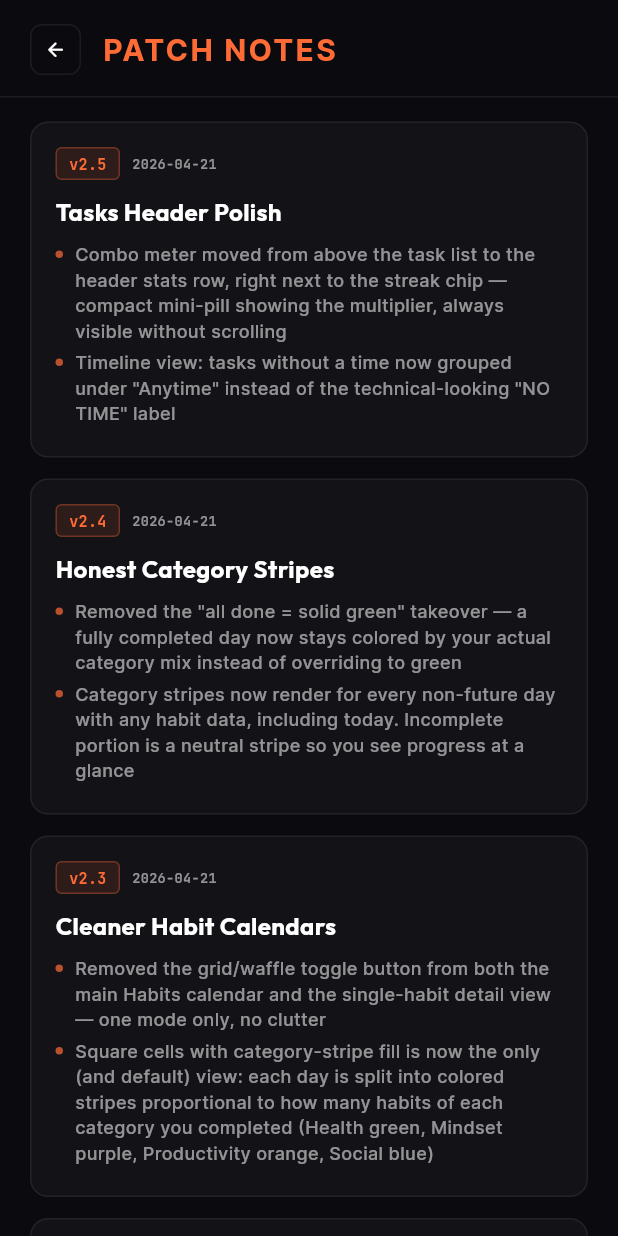
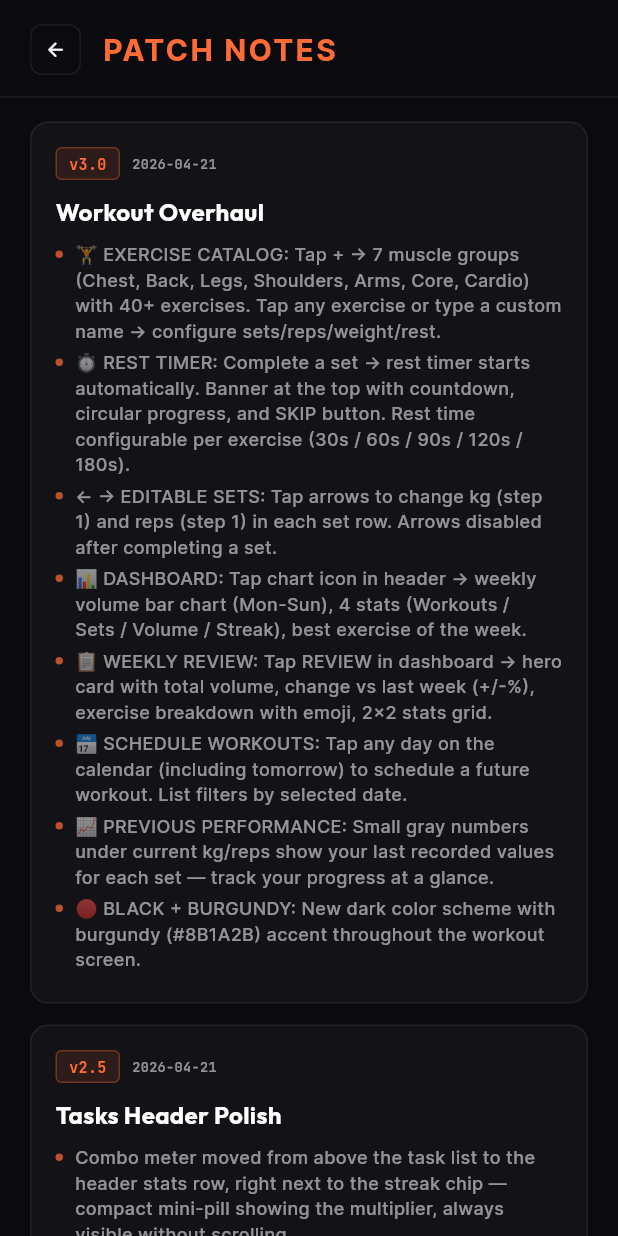
Before and after one commit to hamzayevmaqsud/no_tomorrow, a Flutter app: the PatchNotesScreen screen opened directly, on a phone screen of 412 x 824 dp. Run offline on Flutter 3.47's test engine with Material 3 defaults, Android fonts, the phone set to English and light mode, and no system bars; our stand-ins replace cloud_firestore, firebase_auth, firebase_core, fl_chart, flutter_animate, google_fonts and 3 more; accounts and stored records are empty; statements that could not run were skipped.

Commit message:
docs: v3.0 patch notes — full workout overhaul
Detailed bilingual patch notes covering: exercise catalog (40+),
rest timer, editable sets, dashboard with charts, weekly review,
schedulable workouts, previous performance tracking, new color scheme.

Co-Authored-By: Claude Opus 4.6 (1M context) <noreply@anthropic.com>

```diff
--- a/lib/screens/patch_notes_screen.dart
+++ b/lib/screens/patch_notes_screen.dart
@@ -10,6 +10,29 @@ class PatchNotesScreen extends StatelessWidget {
   const PatchNotesScreen({super.key, this.onContinue});
 
   static List<_PatchNote> get _notes => [
+    _PatchNote(
+      version: 'v3.0',
+      date: '2026-04-21',
+      title: t('Workout Overhaul', 'Полный редизайн тренировок'),
+      items: [
+        t('🏋️ EXERCISE CATALOG: Tap + → 7 muscle groups (Chest, Back, Legs, Shoulders, Arms, Core, Cardio) with 40+ exercises. Tap any exercise or type a custom name → configure sets/reps/weight/rest.',
+          '🏋️ КАТАЛОГ УПРАЖНЕНИЙ: Нажми + → 7 групп мышц (Грудь, Спина, Ноги, Плечи, Руки, Кор, Кардио) с 40+ упражнениями. Нажми на упражнение или введи своё → настрой подходы/повторы/вес/отдых.'),
+        t('⏱️ REST TIMER: Complete a set → rest timer starts automatically. Banner at the top with countdown, circular progress, and SKIP button. Rest time configurable per exercise (30s / 60s / 90s / 120s / 180s).',
+          '⏱️ ТАЙМЕР ОТДЫХА: Завершил подход → таймер отдыха стартует автоматически. Баннер сверху с обратным отсчётом, круговым прогрессом и кнопкой ПРОПУСТИТЬ. Время отдыха настраивается для каждого упражнения (30с / 60с / 90с / 120с / 180с).'),
+        t('← → EDITABLE SETS: Tap arrows to change kg (step 1) and reps (step 1) in each set row. Arrows disabled after completing a set.',
+          '← → РЕДАКТИРУЕМЫЕ ПОДХОДЫ: Стрелками меняй кг (шаг 1) и повторы (шаг 1) в каждой строке. Стрелки блокируются после завершения подхода.'),
+        t('📊 DASHBOARD: Tap chart icon in header → weekly volume bar chart (Mon-Sun), 4 stats (Workouts / Sets / Volume / Streak), best exercise of the week.',
+          '📊 ДАШБОРД: Нажми иконку графика в шапке → бар-чарт недельного объёма (ПН-ВС), 4 стата (Тренировки / Подходы / Объём / Серия), лучшее упражнение недели.'),
+        t('📋 WEEKLY REVIEW: Tap REVIEW in dashboard → hero card with total volume, change vs last week (+/-%), exercise breakdown with emoji, 2×2 stats grid.',
+          '📋 ОБЗОР НЕДЕЛИ: Нажми ОБЗОР в дашборде → карта с общим объёмом, изменение относительно прошлой недели (+/-%), разбивка упражнений с эмодзи, сетка 2×2 статов.'),
+        t('📅 SCHEDULE WORKOUTS: Tap any day on the calendar (including tomorrow) to schedule a future workout. List filters by selected date.',
+          '📅 ПЛАНИРУЙ ТРЕНИРОВКИ: Нажми на любой день в календаре (включая завтра) чтобы запланировать тренировку. Список фильтруется по выбранному дню.'),
+        t('📈 PREVIOUS PERFORMANCE: Small gray numbers under current kg/reps show your last recorded values for each set — track your progress at a glance.',
+          '📈 ПРЕДЫДУЩИЕ ПОКАЗАТЕЛИ: Мелкие серые цифры под текущими кг/повторами показывают прошлые значения для каждого подхода — прогресс виден сразу.'),
+        t('🔴 BLACK + BURGUNDY: New dark color scheme with burgundy (#8B1A2B) accent throughout the workout screen.',
+          '🔴 ЧЁРНЫЙ + БОРДОВЫЙ: Новая тёмная цветовая схема с бордовым (#8B1A2B) акцентом по всему экрану тренировок.'),
+      ],
+    ),
     _PatchNote(
       version: 'v2.5',
       date: '2026-04-21',
```
